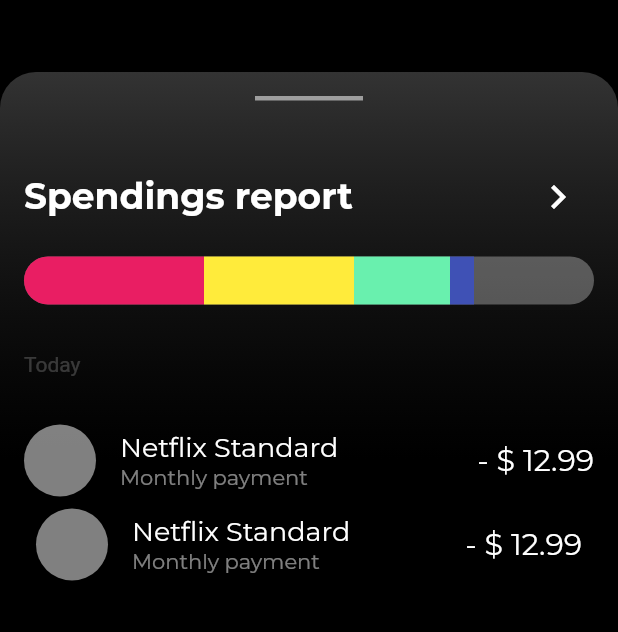
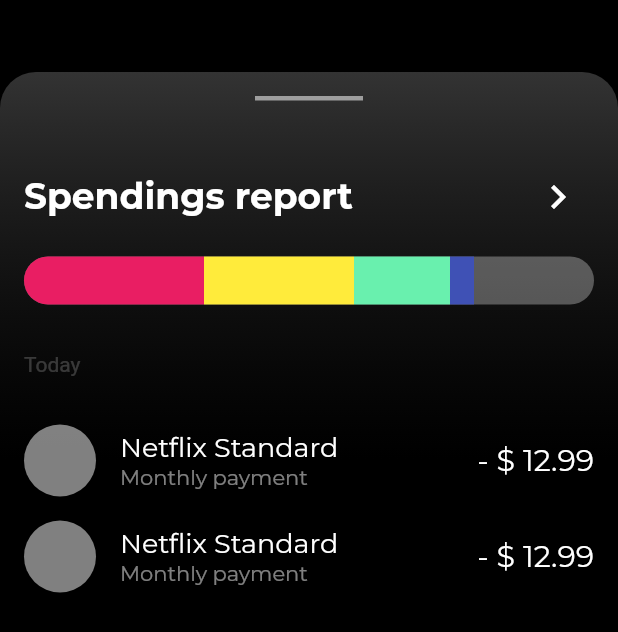
Before and after one commit to JAICHANGPARK/flutter_notebook_8th_story, a Flutter app: the screen it shows after launch, on a phone screen of 412 x 824 dp. Shown: the top 632 px of the screen. Run offline on Flutter 3.47's test engine with Material 2 defaults, Android fonts, the phone set to English and light mode, and no system bars; our stand-ins replace badges, flutter_hooks, google_fonts, hooks_riverpod, state_notifier.

Commit message:
Update bank_main_page.dart

```diff
--- a/lib/ep594_banking_app/bank_main_page.dart
+++ b/lib/ep594_banking_app/bank_main_page.dart
@@ -146,7 +146,7 @@ class _BankMainPageState extends State<BankMainPage> {
                         ),
 
                         Padding(
-                          padding: const EdgeInsets.all(8.0),
+                          padding: const EdgeInsets.symmetric(vertical: 16),
                           child: Row(
                             children: [
                               CircleAvatar(
```
